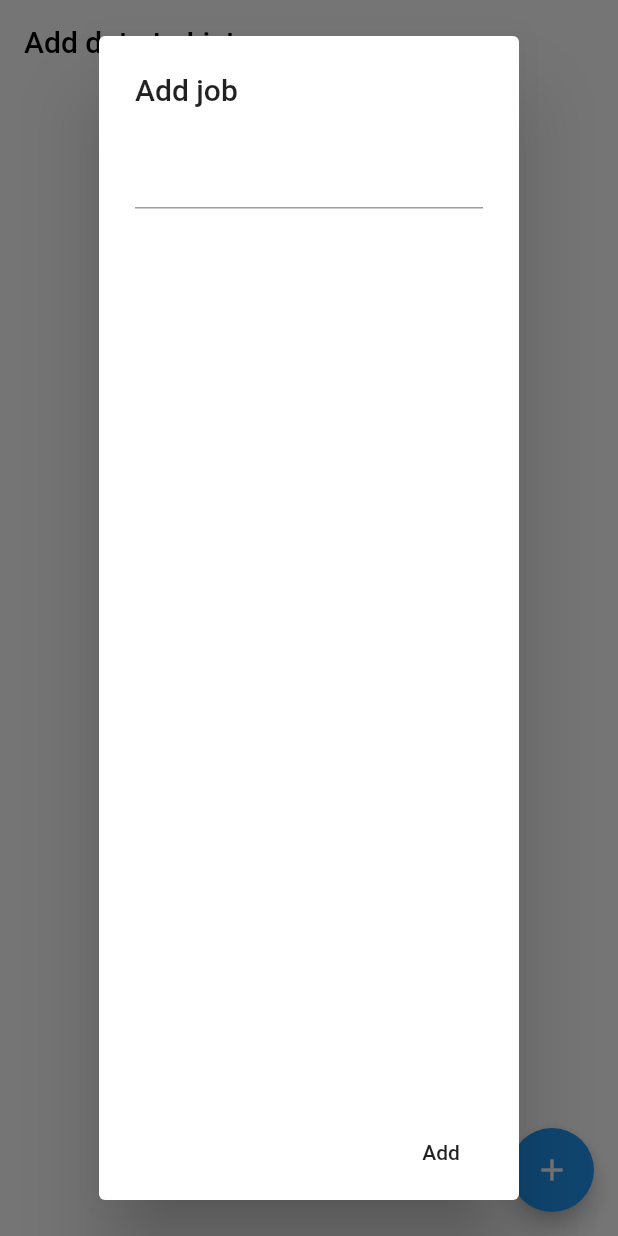
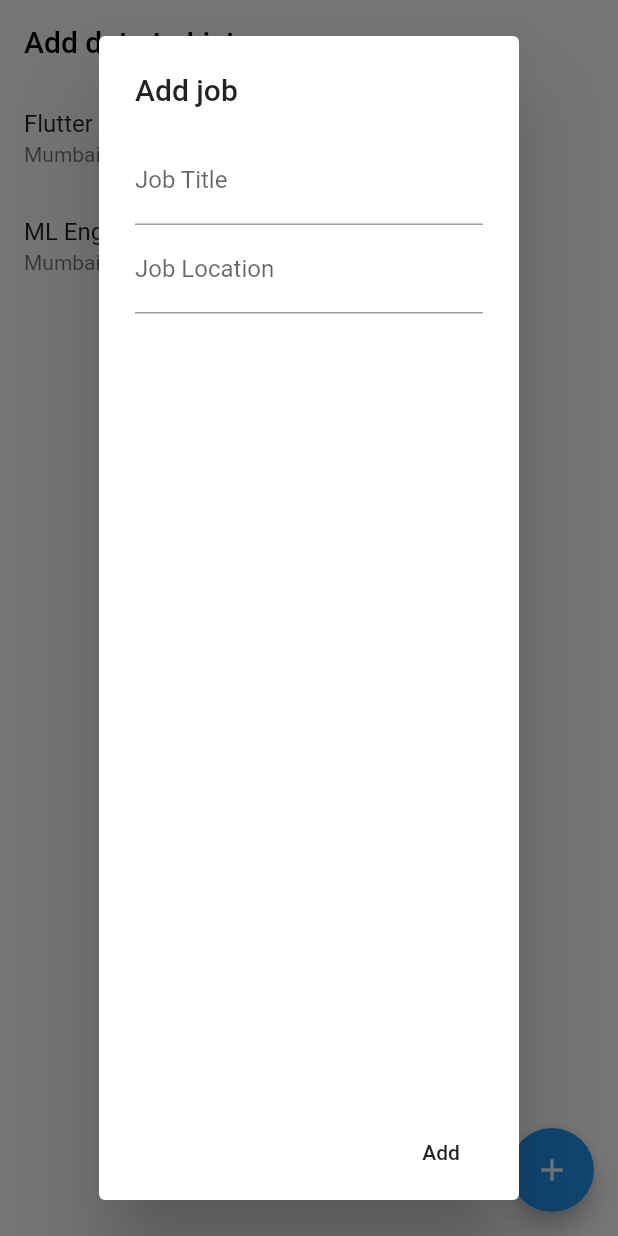
Before and after one commit to benitarego/Add-items-to-List-App, a Flutter app: the screen it shows after launch, after a tap on the "add" icon, on a phone screen of 412 x 824 dp. Run offline on Flutter 3.47's test engine with Material 2 defaults, Android fonts, the phone set to English and light mode, and no system bars.

Commit message:
Add jobmodel works

```diff
--- a/flutter_app1/lib/JobModel.dart
+++ b/flutter_app1/lib/JobModel.dart
@@ -1,7 +1,9 @@
+import 'package:flutter/foundation.dart';
+
 class JobModel {
 //  String jcompanyname;
-  String jtitle;
-  String jlocation;
+  final String jtitle;
+  final String jlocation;
 //  String jcompanylogo;
 //  String jsalary;
 //  String jdesc;
@@ -10,8 +12,10 @@ class JobModel {
 
   JobModel(
 //      this.jcompanyname,
-      this.jtitle,
-      this.jlocation,
+      {
+    @required this.jtitle,
+    @required this.jlocation,
+  }
 //      this.jcompanylogo,
 //      this.jsalary,
 //      this.jdesc,
--- a/flutter_app1/lib/main.dart
+++ b/flutter_app1/lib/main.dart
@@ -21,14 +21,39 @@ class MyHomePage extends StatefulWidget {
 }
 
 class _MyHomePageState extends State<MyHomePage> {
-  List <JobModel> item = <JobModel>[];
-//  String temp;
+  final List<JobModel> _jobModels = [
+    JobModel(jtitle: 'Flutter Developer', jlocation: 'Mumbai'),
+    JobModel(jtitle: 'ML Engineer', jlocation: 'Mumbai'),
+  ];
 
-  JobModel _jobModel;
+  //making controller's to store what i input in text fields
+  final _jobTitleController = TextEditingController();
+  final _jobLocationController = TextEditingController();
+  //see the input text fields below
+  //function to pass controller data to addNewJobModel()
+  void _submitData() {
+    if (_jobTitleController.text.isEmpty) {
+      return;
+    }
+    if (_jobLocationController.text.isEmpty) {
+      return;
+    }
+    final _enteredTitle = _jobTitleController.text;
+    final _enteredLocation = _jobLocationController.text;
+    _addNewJobModel(_enteredTitle, _enteredLocation);
 
-  @override
-  void initState() {
-    super.initState();
+    //after adding here is a good place to clear your controller.text
+
+    Navigator.of(context).pop();
+  }
+
+  //the method that add's stuff to the list above
+  void _addNewJobModel(String jobtitle, String joblocation) {
+    final newJobModel = JobModel(jtitle: jobtitle, jlocation: joblocation);
+
+    setState(() {
+      _jobModels.add(newJobModel);
+    });
   }
 
   @override
@@ -39,15 +64,19 @@ class _MyHomePageState extends State<MyHomePage> {
         appBar: AppBar(
           backgroundColor: Colors.white,
           elevation: 0,
-          title: Text('Add data to List', style: TextStyle(color: Colors.black),),
+          title: Text(
+            'Add data to List',
+            style: TextStyle(color: Colors.black),
+          ),
         ),
         backgroundColor: Colors.white,
         body: ListView.builder(
           shrinkWrap: true,
-          itemCount: item.length,
+          itemCount: _jobModels.length,
           itemBuilder: (BuildContext context, int index) {
             return ListTile(
-              title: Text(item[index].jtitle),
+              title: Text(_jobModels[index].jtitle),
+              subtitle: Text(_jobModels[index].jlocation),
 //              subtitle: Text(item[index].jlocation),
             );
           },
@@ -63,9 +92,15 @@ class _MyHomePageState extends State<MyHomePage> {
                       content: Column(
                         children: <Widget>[
                           TextField(
-                            onChanged: (String value) {
-                              _jobModel.jtitle = value;
-                            },
+                            decoration: InputDecoration(labelText: 'Job Title'),
+                            controller: _jobTitleController,
+                            onSubmitted: (_) => _submitData(),
+                          ),
+                          TextField(
+                            decoration:
+                                InputDecoration(labelText: 'Job Location'),
+                            controller: _jobLocationController,
+                            onSubmitted: (_) => _submitData(),
                           ),
 //                          TextField(
 //                            onChanged: (String value1) {
@@ -76,20 +111,13 @@ class _MyHomePageState extends State<MyHomePage> {
                       ),
                       actions: <Widget>[
                         FlatButton(
-                          onPressed: () {
-                            setState(() {
-                              item.add(_jobModel);
-                            });
-                            Navigator.pop(context);
-                          },
+                          onPressed: _submitData,
                           child: Text('Add'),
                         )
                       ],
                     );
-                  }
-              );
-            }
-        ),
+                  });
+            }),
       ),
     );
   }
```
Also changed, not shown: flutter_app1/pubspec.lock.
